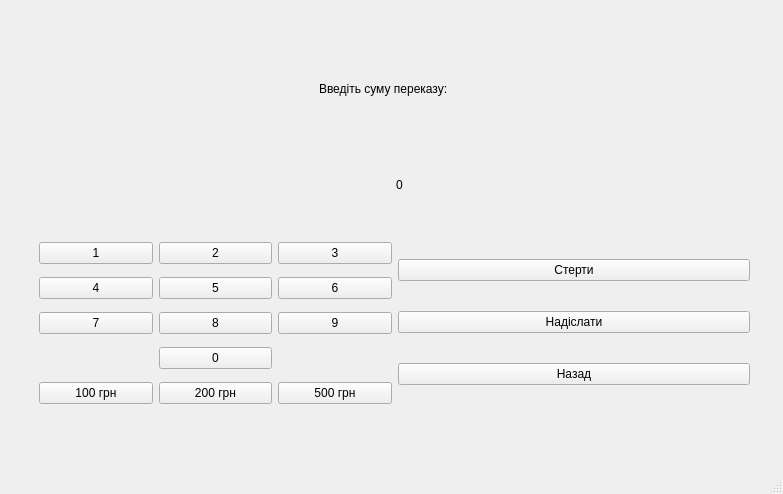
Before: the Qt Designer form mainwindow.ui in IvanAntonchuk/OOP-ATMsimulator, drawn with Qt 5.
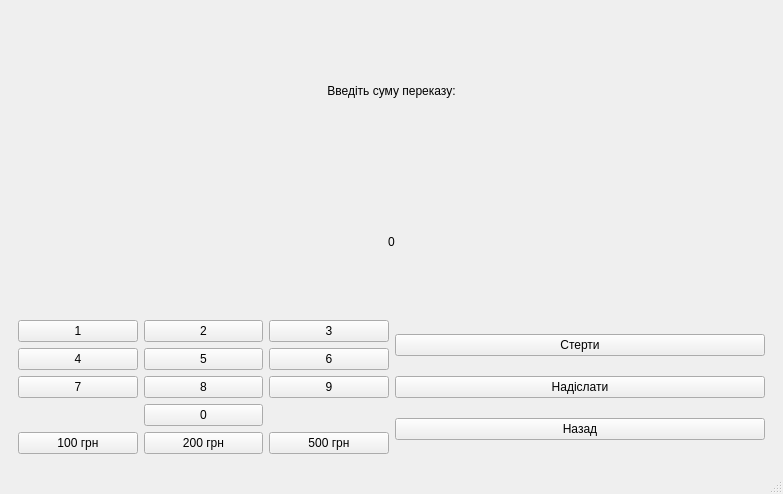
After: the same form once the commit is applied. The open tabs and pages were chosen to show the change.

Patch:
```diff
--- a/mainwindow.ui
+++ b/mainwindow.ui
@@ -817,28 +817,19 @@
        </layout>
       </widget>
       <widget class="QWidget" name="page_trans_amount">
+       <layout class="QVBoxLayout" name="verticalLayout_6">
+        <item>
        <widget class="QLabel" name="label_7">
-        <property name="geometry">
-         <rect>
-          <x>310</x>
-          <y>70</y>
-          <width>161</width>
-          <height>20</height>
-         </rect>
-        </property>
         <property name="text">
          <string>Введіть суму переказу:</string>
         </property>
-       </widget>
+          <property name="alignment">
+           <set>Qt::AlignmentFlag::AlignCenter</set>
+          </property>
+         </widget>
+        </item>
+        <item>
        <widget class="QLabel" name="lblTransAmount">
-        <property name="geometry">
-         <rect>
-          <x>300</x>
-          <y>130</y>
-          <width>181</width>
-          <height>91</height>
-         </rect>
-        </property>
         <property name="text">
          <string>0</string>
         </property>
@@ -846,15 +837,8 @@
          <set>Qt::AlignmentFlag::AlignCenter</set>
         </property>
        </widget>
-       <widget class="QWidget" name="layoutWidget_2">
-        <property name="geometry">
-         <rect>
-          <x>30</x>
-          <y>226</y>
-          <width>711</width>
-          <height>177</height>
-         </rect>
-        </property>
+        </item>
+        <item>
         <layout class="QHBoxLayout" name="horizontalLayout_7">
          <item>
           <layout class="QGridLayout" name="gridLayout_7">
@@ -977,7 +961,8 @@
           </layout>
          </item>
         </layout>
-       </widget>
+        </item>
+       </layout>
       </widget>
       <widget class="QWidget" name="page_history">
        <layout class="QVBoxLayout" name="verticalLayout_20">
```
Left out of the diff: 9 changed lines with no effect on the pictures. Lines whose indentation alone changed are shown as unchanged.
